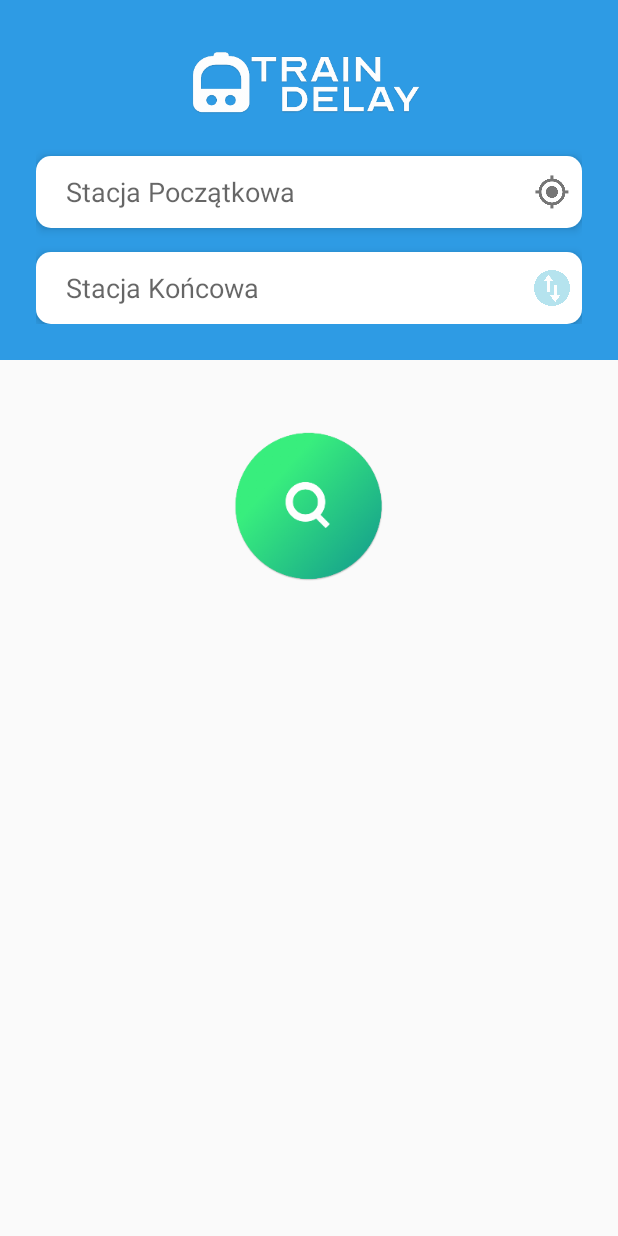
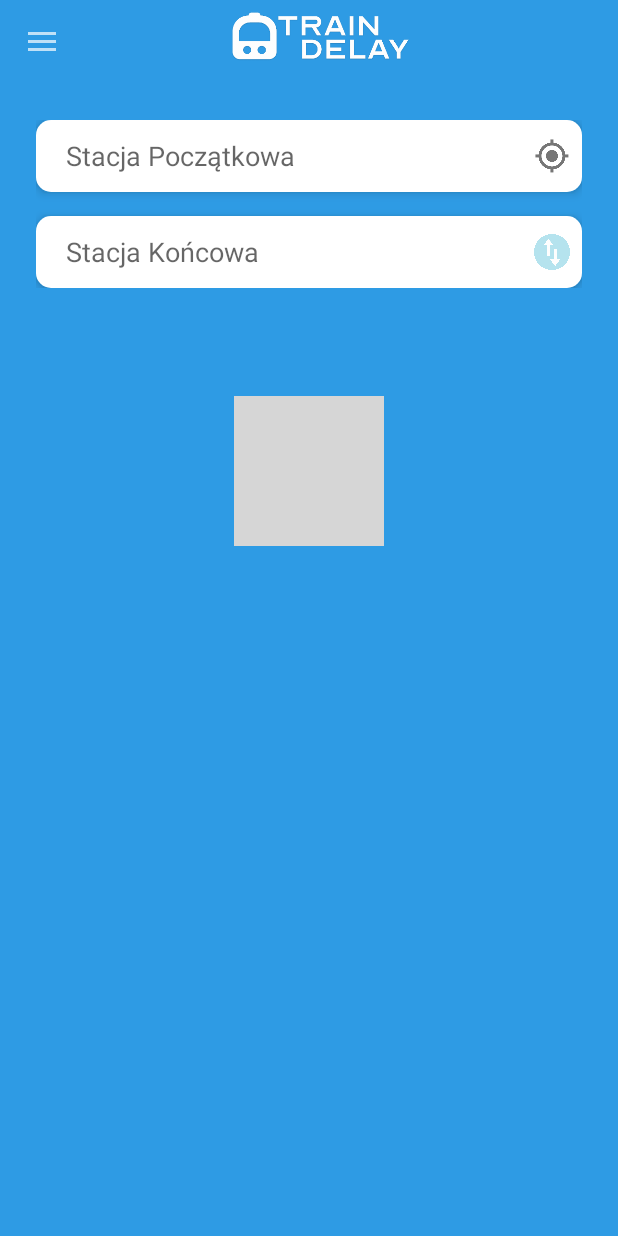
Before and after one commit to Noalterna/TrainDelay, an Android app: the screen it shows after launch (MainActivity), on a phone screen of 412 x 824 dp. Run offline under Robolectric (Android 15) with nearby library versions, the phone set to English and light mode, and no system bars; grey boxes are pictures that could not be loaded.

Commit message:
Added drawer navigation menu and toolbar
added missing content descriptions

```diff
--- /dev/null
+++ b/app/src/main/java/com/example/traindelay/HomeFragment.kt
@@ -0,0 +1,33 @@
+package com.example.traindelay
+import android.os.Bundle
+import android.view.LayoutInflater
+import android.view.View
+import android.view.ViewGroup
+import androidx.fragment.app.Fragment
+import android.widget.ArrayAdapter
+import android.widget.AutoCompleteTextView
+import android.widget.ImageView
+
+class HomeFragment : Fragment() {
+    override fun onCreateView(
+        inflater: LayoutInflater,
+        container: ViewGroup?,
+        savedInstanceState: Bundle?
+    ): View? {
+        val view: View = inflater.inflate(R.layout.fragment_home, container, false)
+
+//        auto-complete of stations
+        val startStation: AutoCompleteTextView = view.findViewById(R.id.start_station)
+        val endStation: AutoCompleteTextView = view.findViewById(R.id.end_station)
+        val stations: Array<out String> = resources.getStringArray(R.array.stations)
+        ArrayAdapter<String>(requireActivity() , android.R.layout.simple_list_item_1, stations).also { adapter ->
+            startStation.setAdapter(adapter)
+        }
+        ArrayAdapter<String>(
+            requireActivity() ,
+            android.R.layout.simple_list_item_1,
+            stations
+        ).also { adapter -> endStation.setAdapter(adapter) }
+        return view
+    }
+}
--- a/app/src/main/java/com/example/traindelay/MainActivity.kt
+++ b/app/src/main/java/com/example/traindelay/MainActivity.kt
@@ -2,20 +2,67 @@ package com.example.traindelay
 
 import androidx.appcompat.app.AppCompatActivity
 import android.os.Bundle
-import android.widget.ArrayAdapter
-import android.widget.AutoCompleteTextView
+import android.view.Gravity
+import android.view.MenuItem
+import androidx.appcompat.app.ActionBarDrawerToggle
+import androidx.appcompat.widget.Toolbar
 
-class MainActivity : AppCompatActivity() {
+import androidx.core.view.GravityCompat
+import androidx.drawerlayout.widget.DrawerLayout
+import androidx.fragment.app.Fragment
+import androidx.fragment.app.FragmentManager
+import com.google.android.material.navigation.NavigationView
+import kotlinx.android.synthetic.main.activity_main.view.*
+
+
+class MainActivity : AppCompatActivity(), NavigationView.OnNavigationItemSelectedListener  {
 
     override fun onCreate(savedInstanceState: Bundle?) {
         super.onCreate(savedInstanceState)
         setContentView(R.layout.activity_main)
 
-        val startStation = findViewById(R.id.start_station) as AutoCompleteTextView
-        val endStation = findViewById(R.id.end_station) as AutoCompleteTextView
-        val stations: Array<out String> = resources.getStringArray(R.array.stations)
-        ArrayAdapter<String>(this, android.R.layout.simple_list_item_1, stations).also {adapter ->
-            startStation.setAdapter(adapter)}
-        ArrayAdapter<String>(this,android.R.layout.simple_list_item_1,stations).also {adapter -> endStation.setAdapter(adapter)}
+        val toolbar:Toolbar = findViewById(R.id.toolbar)
+        setSupportActionBar(toolbar)
+        supportActionBar!!.setDisplayShowTitleEnabled(false)
+
+        val drawerLayout: DrawerLayout = findViewById(R.id.drawer_layout)
+        val navigationView:NavigationView = findViewById(R.id.nav_view)
+
+        navigationView.setNavigationItemSelectedListener(this)
+
+        val toggle = ActionBarDrawerToggle(this, drawerLayout, toolbar,
+            R.string.navigation_drawer_open,R.string.navigation_drawer_close )
+
+        drawerLayout.addDrawerListener(toggle)
+        toggle.syncState()
+        if (savedInstanceState==null){
+            supportFragmentManager.beginTransaction().replace(R.id.fragment_container, HomeFragment()).commit()
+        }
     }
+
+    override fun onBackPressed() {
+        val drawerLayout : DrawerLayout = findViewById(R.id.drawer_layout)
+        if(drawerLayout.isDrawerOpen(GravityCompat.START)){
+            drawerLayout.closeDrawer(GravityCompat.START)
+        } else {
+        super.onBackPressed()
+        }
+    }
+    override fun onNavigationItemSelected(menuItem: MenuItem): Boolean {
+
+        when (menuItem.itemId) {
+            R.id.nav_info -> {
+            }
+        }
+        val drawerLayout : DrawerLayout = findViewById(R.id.drawer_layout)
+        drawerLayout.closeDrawer(GravityCompat.START)
+        return true
+    }
+
+  /*  override fun onWindowFocusChanged(hasFocus: Boolean) {
+        super.onWindowFocusChanged(hasFocus)
+//        val currentFragment = FragmentManager().findFragmentById()
+ //       if( currentFragment instanceof IOnFocusListenable)
+    }*/
+
 }
--- a/app/src/main/res/layout/activity_main.xml
+++ b/app/src/main/res/layout/activity_main.xml
@@ -1,123 +1,24 @@
 <?xml version="1.0" encoding="utf-8"?>
-<LinearLayout
-    android:orientation="vertical"
+
+<androidx.drawerlayout.widget.DrawerLayout
     xmlns:android="http://schemas.android.com/apk/res/android"
     xmlns:app="http://schemas.android.com/apk/res-auto"
     xmlns:tools="http://schemas.android.com/tools"
     android:layout_width="match_parent"
     android:layout_height="match_parent"
-    tools:context=".MainActivity">
+    android:id="@+id/drawer_layout"
+    android:fitsSystemWindows="true"
+    tools:openDrawer="start"
+    >
+    <include layout="@layout/content_main"/>
 
-    <RelativeLayout
-        android:orientation="vertical"
-        android:layout_width="match_parent"
-        android:layout_height="240dp"
-        android:background="@color/colorPrimary"
-        android:padding="24dp"
-        >
-
-        <ImageView
-            android:id="@+id/logo"
-            android:layout_width="wrap_content"
-            android:layout_height="72dp"
-            android:layout_centerHorizontal="true"
-            android:src="@drawable/logo"
-            android:layout_marginBottom="8dp" />
-
-        <RelativeLayout
-            android:id="@+id/text_box_start"
-            android:layout_width="match_parent"
-            android:layout_height="48dp"
-            android:paddingBottom="8dp"
-            android:paddingTop="8dp"
-            android:background="@drawable/rounded_corners"
-            android:layout_centerHorizontal="true"
-            android:layout_below="@id/logo"
-            android:layout_marginBottom="16dp"
-            android:elevation="4dp"
-            android:gravity="center"
-             >
-
-            <AutoCompleteTextView
-                android:id="@+id/start_station"
-                android:layout_width="match_parent"
-                android:layout_height="match_parent"
-                android:background="@null"
-                android:completionThreshold="1"
-                android:ems="30"
-                android:hint="@string/start_station"
-                android:inputType="text"
-                android:paddingLeft="20dp"
-                android:paddingRight="60dp"
-                app:fontFamily="sans-serif" />
-
-            <ImageButton
-                android:layout_width="24dp"
-                android:layout_height="24dp"
-                android:scaleType="fitXY"
-                android:src="@drawable/location"
-                android:background="@android:color/transparent"
-                android:layout_centerVertical="true"
-                android:layout_alignParentRight="true"
-                android:layout_marginRight="8dp"
-                />
-
-        </RelativeLayout>
-
-        <RelativeLayout
-            android:layout_width="wrap_content"
-            android:layout_height="48dp"
-            android:paddingBottom="8dp"
-            android:paddingTop="8dp"
-            android:background="@drawable/rounded_corners"
-            android:layout_centerHorizontal="true"
-            android:layout_below="@id/text_box_start"
-            android:elevation="4dp"
-            android:gravity="center"
-            >
-
-            <AutoCompleteTextView
-                android:id="@+id/end_station"
-                android:layout_width="match_parent"
-                android:paddingLeft="20dp"
-                android:layout_height="match_parent"
-                android:layout_centerVertical="true"
-                android:paddingRight="60dp"
-                android:background="@null"
-                android:ems="18"
-                app:fontFamily="sans-serif"
-                android:inputType="text"
-                android:hint="@string/end_station"
-                android:completionThreshold="1"/>
-
-            <ImageButton
-                android:layout_width="24dp"
-                android:layout_height="24dp"
-                android:scaleType="fitXY"
-                android:src="@drawable/reverse"
-                android:background="@android:color/transparent"
-                android:layout_centerVertical="true"
-                android:layout_alignParentRight="true"
-                android:layout_marginRight="8dp"
-                />
-
-        </RelativeLayout>
-    </RelativeLayout>
-    <ImageButton
-        android:layout_width="100dp"
-        android:layout_height="100dp"
-        android:src="@drawable/search_button_def"
-        android:scaleType="fitCenter"
-        android:background="@null"
-        android:layout_gravity="center_horizontal"
-        android:layout_marginTop="48dp"
-
+    <com.google.android.material.navigation.NavigationView
+        android:id="@+id/nav_view"
+        android:layout_width="wrap_content"
+        android:layout_height="match_parent"
+        android:layout_gravity="start"
+        android:fitsSystemWindows="true"
+        app:headerLayout="@layout/nav_header"
+        app:menu="@menu/drawer_menu"
         />
-    <!--<android.support.v7.widget.RecyclerView
-        android:layout_width="match_parent"
-        android:layout_height="match_parent"
-        >
-
-    </android.support.v7.widget.RecyclerView>-->
-
-</LinearLayout>
+</androidx.drawerlayout.widget.DrawerLayout>
--- /dev/null
+++ b/app/src/main/res/layout/content_main.xml
@@ -0,0 +1,28 @@
+<?xml version="1.0" encoding="utf-8"?>
+<LinearLayout xmlns:android="http://schemas.android.com/apk/res/android"
+    xmlns:app="http://schemas.android.com/apk/res-auto"
+    android:layout_width="match_parent"
+    android:layout_height="match_parent"
+    android:orientation="vertical">
+
+    <androidx.appcompat.widget.Toolbar
+        android:id="@+id/toolbar"
+        android:layout_width="match_parent"
+        android:layout_height="?attr/actionBarSize"
+        android:background="?attr/colorPrimaryDark"
+        android:theme="@style/ThemeOverlay.AppCompat.Dark"
+        app:popupTheme="@style/ThemeOverlay.AppCompat.Light">
+
+        <ImageView
+            android:id="@+id/logo"
+            android:contentDescription="@string/logo"
+            android:layout_width="wrap_content"
+            android:layout_height="match_parent"
+            android:layout_gravity="center"
+            android:src="@drawable/logo" />
+    </androidx.appcompat.widget.Toolbar>
+    <FrameLayout
+        android:id="@+id/fragment_container"
+        android:layout_width="match_parent"
+        android:layout_height="match_parent"/>
+</LinearLayout>
--- /dev/null
+++ b/app/src/main/res/layout/fragment_home.xml
@@ -0,0 +1,116 @@
+<?xml version="1.0" encoding="utf-8"?>
+<LinearLayout xmlns:android="http://schemas.android.com/apk/res/android"
+    xmlns:app="http://schemas.android.com/apk/res-auto"
+    android:layout_width="match_parent"
+    android:layout_height="match_parent"
+    android:orientation="vertical"
+    android:background="@color/colorPrimary">
+
+    <RelativeLayout
+        android:id="@+id/stations_input_container"
+        android:layout_width="match_parent"
+        android:layout_height="160dp"
+        android:background="@color/colorPrimaryDark"
+        android:gravity="center"
+        android:orientation="vertical"
+        android:padding="24dp">
+
+        <RelativeLayout
+            android:id="@+id/text_box_start"
+            android:layout_width="match_parent"
+            android:layout_height="48dp"
+            android:layout_alignParentTop="true"
+            android:layout_centerHorizontal="true"
+            android:layout_marginBottom="16dp"
+            android:background="@drawable/rounded_corners"
+            android:elevation="4dp"
+            android:gravity="center"
+            android:paddingTop="8dp"
+            android:paddingBottom="8dp">
+
+            <AutoCompleteTextView
+                android:id="@+id/start_station"
+                android:layout_width="match_parent"
+                android:layout_height="match_parent"
+                android:background="@null"
+                android:completionThreshold="1"
+                android:ems="30"
+                android:hint="@string/start_station"
+                android:inputType="text"
+                android:paddingStart="20dp"
+                android:paddingLeft="20dp"
+                android:paddingEnd="60dp"
+                android:paddingRight="60dp"
+                app:fontFamily="sans-serif" />
+
+            <ImageButton
+                android:layout_width="24dp"
+                android:layout_height="24dp"
+                android:layout_alignParentEnd="true"
+                android:layout_alignParentRight="true"
+                android:layout_centerVertical="true"
+                android:layout_marginEnd="8dp"
+                android:layout_marginRight="8dp"
+                android:background="@android:color/transparent"
+                android:contentDescription="@string/localization_image"
+                android:scaleType="fitXY"
+                android:src="@drawable/location" />
+
+        </RelativeLayout>
+
+        <RelativeLayout
+            android:layout_width="wrap_content"
+            android:layout_height="48dp"
+            android:layout_below="@id/text_box_start"
+            android:layout_centerHorizontal="true"
+            android:background="@drawable/rounded_corners"
+            android:elevation="4dp"
+            android:gravity="center"
+            android:paddingTop="8dp"
+            android:paddingBottom="8dp">
+
+            <AutoCompleteTextView
+                android:id="@+id/end_station"
+                android:layout_width="match_parent"
+                android:layout_height="match_parent"
+                android:layout_centerVertical="true"
+                android:background="@null"
+                android:completionThreshold="1"
+                android:ems="18"
+                android:hint="@string/end_station"
+                android:inputType="text"
+                android:paddingLeft="20dp"
+                android:paddingStart="20dp"
+                android:paddingRight="60dp"
+                android:paddingEnd="60dp"
+                app:fontFamily="sans-serif" />
+
+            <ImageButton
+                android:layout_width="24dp"
+                android:layout_height="24dp"
+                android:layout_alignParentRight="true"
+                android:layout_alignParentEnd="true"
+                android:layout_centerVertical="true"
+                android:layout_marginRight="8dp"
+                android:layout_marginEnd="8dp"
+                android:background="@android:color/transparent"
+                android:scaleType="fitXY"
+                android:src="@drawable/reverse"
+                android:contentDescription="@string/reverse_button"/>
+
+        </RelativeLayout>
+    </RelativeLayout>
+
+    <ImageButton
+        android:id="@+id/search_btn"
+        android:layout_width="100dp"
+        android:layout_height="100dp"
+        android:layout_gravity="center_horizontal"
+        android:layout_marginTop="48dp"
+        android:background="@null"
+        android:contentDescription="@string/search_button"
+        android:scaleType="fitCenter"
+        android:src="@drawable/search_button_sel"
+        android:onClick="onSearch"/>
+
+</LinearLayout>
--- a/app/src/main/res/layout/nav_header.xml
+++ b/app/src/main/res/layout/nav_header.xml
@@ -1,21 +1,25 @@
 <?xml version="1.0" encoding="utf-8"?>
 <LinearLayout xmlns:android="http://schemas.android.com/apk/res/android"
-    android:orientation="vertical"
+
+
     android:layout_width="match_parent"
     android:layout_height="176dp"
-    android:layout_gravity="bottom"
     android:padding="16dp"
-    android:background="@color/colorPrimary"
-    android:theme="@style/ThemeOverlay.AppCompat.Dark">
+    android:background="@color/colorPrimaryDark"
+    android:orientation="vertical"
+    android:gravity="center"
+    >
     <ImageView
         android:layout_width="wrap_content"
         android:layout_height="wrap_content"
-        android:src="@mipmap/ic_launcher"/>
+        android:src="@mipmap/ic_launcher"
+        />
     <TextView
         android:layout_width="wrap_content"
         android:layout_height="wrap_content"
         android:paddingTop="8dp"
         android:text="Train Delay"
-        android:textAppearance="@style/TextAppearance.AppCompat.Body1"
+        android:textAppearance="@style/TextAppearance.AppCompat.Body2"
+        android:textColor="@color/onPrimary"
         />
 </LinearLayout>
--- a/app/src/main/res/menu/drawer_menu.xml
+++ b/app/src/main/res/menu/drawer_menu.xml
@@ -1,7 +1,13 @@
 <?xml version="1.0" encoding="utf-8"?>
-<menu xmlns:android="http://schemas.android.com/apk/res/android">
+<menu xmlns:android="http://schemas.android.com/apk/res/android"
+    xmlns:tools="http://schemas.android.com/tools"
+    xmlns:app="http://schemas.android.com/apk/res-auto">
+
         <item
             android:id="@+id/nav_info"
             android:icon="@drawable/ic_info_outline_black_24dp"
-            android:title="O Train Delay" />
+            android:title="O aplikacji"
+            app:showAsAction="never"
+            />
+
 </menu>
--- /dev/null
+++ b/app/src/main/res/menu/menu_connections.xml
@@ -0,0 +1,10 @@
+<menu xmlns:android="http://schemas.android.com/apk/res/android"
+    xmlns:app="http://schemas.android.com/apk/res-auto"
+    xmlns:tools="http://schemas.android.com/tools"
+    tools:context="com.example.traindelay.ConnectionsFragment">
+    <item
+        android:id="@+id/action_settings"
+        android:orderInCategory="100"
+        android:title="@string/action_settings"
+        app:showAsAction="never" />
+</menu>
--- /dev/null
+++ b/app/src/main/res/values-v21/styles.xml
@@ -0,0 +1,8 @@
+<resources>
+
+    <style name="AppTheme.NoActionBar">
+        <item name="windowActionBar">false</item>
+        <item name="windowNoTitle">true</item>
+        <item name="android:statusBarColor">@android:color/transparent</item>
+    </style>
+</resources>
--- a/app/src/main/res/values/strings.xml
+++ b/app/src/main/res/values/strings.xml
@@ -9,4 +9,12 @@
         <item>Sulejówek Miłosna</item>
         <item>Warszawa Śródmieście</item>
     </string-array>
+    <string name="navigation_drawer_open">Open navigation drawer</string>
+    <string name="navigation_drawer_close">Close navigation drawer</string>
+
+    <string name="logo">Logo</string>
+    <string name="localization_image">localization image</string>
+    <string name="search_button">Search Button </string>
+    <string name="reverse_button">Reverse Button</string>
+
 </resources>
--- a/app/src/main/res/values/styles.xml
+++ b/app/src/main/res/values/styles.xml
@@ -1,7 +1,7 @@
 <resources>
 
     <!-- Base application theme. -->
-    <style name="AppTheme" parent="Theme.AppCompat.Light.DarkActionBar">
+    <style name="AppTheme" parent="Theme.AppCompat.Light.NoActionBar">
         <!-- Customize your theme here. -->
         <item name="colorPrimary">@color/colorPrimary</item>
         <item name="colorPrimaryDark">@color/colorPrimaryDark</item>
@@ -15,8 +15,7 @@
         <item name="android:windowBackground">@drawable/background_splash</item>
     </style>
 
-    <style name="AppTheme.NoActionBar">
-        <item name="windowActionBar">false</item>
-        <item name="windowNoTitle">true</item>
-    </style>
+    <style name="AppTheme.AppBarOverlay" parent="ThemeOverlay.AppCompat.Dark.ActionBar" />
+
+    <style name="AppTheme.PopupOverlay" parent="ThemeOverlay.AppCompat.Light" />
 </resources>
```
Also changed, not shown: app/build.gradle (+7 -1 lines), app/src/main/AndroidManifest.xml (+7 -5 lines).
